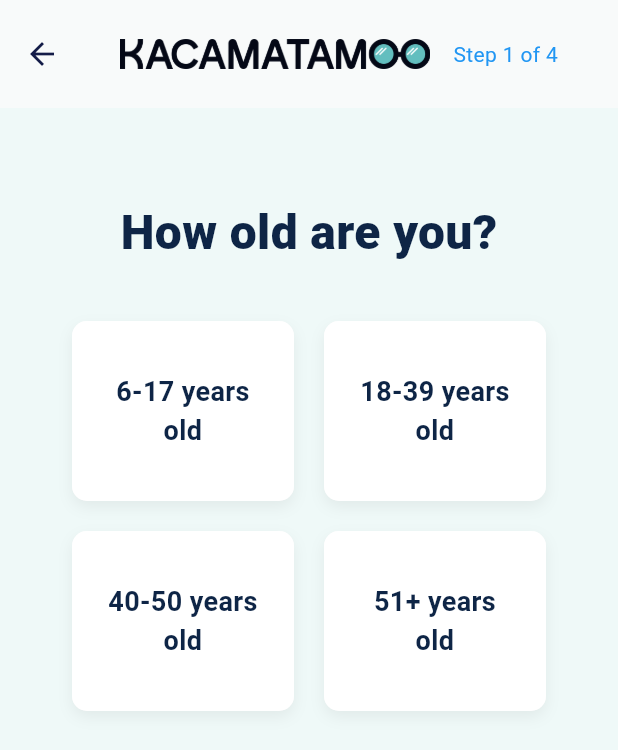
After one commit to mustseeum/kmm-frame-mobile, a Flutter app: the AgeQuestionScreen screen opened by its route, on a phone screen of 412 x 824 dp. The commit adds this screen. Shown: the top 750 px of the screen. Run offline on Flutter 3.47's test engine with Material 3 defaults, Android fonts, the phone set to English and light mode, and no system bars; our stand-ins replace connectivity_plus, device_info_plus, dio, get, get_storage, lottie and 1 more; accounts and stored records are empty.

Commit message:
add more screen

```diff
--- a/lib/app/routes/app_routes.dart
+++ b/lib/app/routes/app_routes.dart
@@ -1,5 +1,6 @@
 import 'package:get/get.dart';
 import 'package:kacamatamoo/app/routes/screen_routes.dart';
+import 'package:kacamatamoo/presentation/bindings/age_question_bindings.dart';
 import 'package:kacamatamoo/presentation/bindings/example_try_on_glasses_screen_binding.dart';
 import 'package:kacamatamoo/presentation/bindings/login_binding.dart';
 import 'package:kacamatamoo/presentation/bindings/home_screen_binding.dart';
@@ -11,6 +12,7 @@ import 'package:kacamatamoo/presentation/views/screens/glasses_try_on_example.da
 import 'package:kacamatamoo/presentation/views/screens/login_screen.dart';
 import 'package:kacamatamoo/presentation/views/screens/home_screen.dart';
 import 'package:kacamatamoo/presentation/views/screens/privacy_intro_screen.dart';
+import 'package:kacamatamoo/presentation/views/screens/age_question_screen.dart';
 import 'package:kacamatamoo/presentation/views/screens/sync_information_screen.dart';
 import 'package:kacamatamoo/presentation/views/screens/try_on_glasses_screen.dart';
 import 'package:kacamatamoo/presentation/views/screens/splash_screen.dart';
@@ -52,5 +54,10 @@ class AppRoutes {
       page: () => PrivacyIntroScreen(),
       bindings: [PrivacyIntroBinding()],
     ),
+    GetPage(
+      name: ScreenRoutes.ageQuestionScreen,
+      page: () =>  AgeQuestionScreen(),
+      bindings: [AgeQuestionBindings()],
+    ),
   ];
 }
--- a/lib/app/routes/screen_routes.dart
+++ b/lib/app/routes/screen_routes.dart
@@ -9,4 +9,5 @@ class ScreenRoutes {
   static const String exampleTryOnGlasses = '/exampleTryOnGlasses';
   static const String syncScreen = '/syncScreen';
   static const String privacyIntroScreen = '/privacyIntroScreen';
+  static const String ageQuestionScreen = '/ageQuestionScreen';
 }
--- /dev/null
+++ b/lib/presentation/bindings/age_question_bindings.dart
@@ -0,0 +1,9 @@
+import 'package:get/get.dart';
+import 'package:kacamatamoo/presentation/controllers/age_controller.dart';
+
+class AgeQuestionBindings extends Bindings{
+  @override
+  void dependencies(){
+    Get.lazyPut(() => AgeController());
+  }
+}
--- /dev/null
+++ b/lib/presentation/controllers/age_controller.dart
@@ -0,0 +1,27 @@
+import 'package:flutter/widgets.dart';
+import 'package:get/get.dart';
+
+class AgeController extends GetxController {
+  // Options to display (strings)
+  final options = <String>[
+    '6-17 years old',
+    '18-39 years old',
+    '40-50 years old',
+    '51+ years old',
+  ];
+
+  // Index of selected option (-1 means none)
+  final selectedIndex = (-1).obs;
+
+  void select(int idx) {
+    if (selectedIndex.value == idx) {
+      selectedIndex.value = -1; // toggle off when tapped again (optional)
+    } else {
+      selectedIndex.value = idx;
+      debugPrint('Selected age option: ${options[idx]}');
+    }
+  }
+
+  String? get selectedOption =>
+      (selectedIndex.value >= 0 ? options[selectedIndex.value] : null);
+}
--- a/lib/presentation/controllers/home_screen_controller.dart
+++ b/lib/presentation/controllers/home_screen_controller.dart
@@ -1,5 +1,6 @@
 import 'package:flutter/material.dart';
 import 'package:get/get.dart';
+import 'package:kacamatamoo/app/routes/screen_routes.dart';
 import 'package:kacamatamoo/core/utils/permission_helper.dart';
 
 enum Language { id, en }
@@ -62,10 +63,10 @@ class HomeScreenController extends GetxController {
   void onTapOption(String key) {
     // Replace with real navigation
     if (key == 'frame') {
-      Get.toNamed('privacyIntroScreen');
+      Get.toNamed(ScreenRoutes.ageQuestionScreen);
       Get.snackbar('Selected', key, snackPosition: SnackPosition.BOTTOM);
     } else if (key == 'lens') {
-      Get.toNamed('exampleTryOnGlasses');
+      Get.toNamed(ScreenRoutes.exampleTryOnGlasses);
       Get.snackbar('Selected', key, snackPosition: SnackPosition.BOTTOM);
     } else if (key == 'both') {
       Get.snackbar('Selected', key, snackPosition: SnackPosition.BOTTOM);
--- /dev/null
+++ b/lib/presentation/views/screens/age_question_screen.dart
@@ -0,0 +1,78 @@
+import 'package:flutter/material.dart';
+import 'package:get/get.dart';
+import 'package:kacamatamoo/core/constants/assets_constants.dart';
+import 'package:kacamatamoo/presentation/controllers/age_controller.dart';
+import 'package:kacamatamoo/presentation/views/widgets/question_card_widget.dart';
+import 'package:kacamatamoo/presentation/views/widgets/question_header_widget.dart';
+
+class AgeQuestionScreen extends GetView<AgeController> {
+  const AgeQuestionScreen({super.key});
+
+  @override
+  Widget build(BuildContext context) {
+    // background color similar to screenshot
+    const bg = Color(0xFFEFF9F8); // pale teal-ish
+
+    return Scaffold(
+      backgroundColor: bg,
+      // Top bar with logo on left and "Step 1 of 4" on right
+      appBar: QuestionHeader(
+        trailing: Padding(
+          padding: const EdgeInsets.only(right: 20),
+          child: Text('Step 1 of 4', style: TextStyle(color: Colors.blue)),
+        ),
+      ),
+      body: SingleChildScrollView(
+        child: Padding(
+          padding: const EdgeInsets.symmetric(horizontal: 48.0, vertical: 36),
+          child: Column(
+            children: [
+              const SizedBox(height: 24),
+              const Center(
+                child: Text(
+                  'How old are you?',
+                  style: TextStyle(
+                    fontSize: 32,
+                    fontWeight: FontWeight.w800,
+                    color: Color(0xFF0E2546),
+                  ),
+                ),
+              ),
+              const SizedBox(height: 36),
+              // Grid of cards (2 columns)
+              LayoutBuilder(
+                builder: (context, constraints) {
+                  // width available, we use two columns with spacing
+                  final double spacing = 20;
+                  final double totalSpacing = spacing;
+                  final double cardWidth =
+                      (constraints.maxWidth - totalSpacing) / 2;
+
+                  return Wrap(
+                    runSpacing: 20,
+                    spacing: 20,
+                    alignment: WrapAlignment.center,
+                    children: List.generate(controller.options.length, (index) {
+                      return SizedBox(
+                        width: cardWidth,
+                        child: Obx(() {
+                          final isSelected =
+                              controller.selectedIndex.value == index;
+                          return QuestionCardWidget(
+                            text: controller.options[index],
+                            selected: isSelected,
+                            onTap: () => controller.select(index),
+                          );
+                        }),
+                      );
+                    }),
+                  );
+                },
+              ),
+            ],
+          ),
+        ),
+      ),
+    );
+  }
+}
--- /dev/null
+++ b/lib/presentation/views/widgets/question_card_widget.dart
@@ -0,0 +1,64 @@
+import 'package:flutter/material.dart';
+import 'package:kacamatamoo/core/constants/colors.dart';
+
+class QuestionCardWidget extends StatelessWidget {
+  final String text;
+  final bool selected;
+  final VoidCallback? onTap;
+
+  const QuestionCardWidget({
+    super.key,
+    required this.text,
+    this.selected = false,
+    this.onTap,
+  });
+
+  @override
+  Widget build(BuildContext context) {
+    final borderColor = selected ? AppColors.secondary : Colors.transparent;
+    final shadow = selected
+        ? [
+            BoxShadow(
+              color: Colors.black.withValues(alpha: 0.12),
+              offset: const Offset(0, 6),
+              blurRadius: 12,
+            )
+          ]
+        : [
+            BoxShadow(
+              color: Colors.black.withValues(alpha: 0.06),
+              offset: const Offset(0, 4),
+              blurRadius: 8,
+            )
+          ];
+
+    return Material(
+      color: Colors.white,
+      borderRadius: BorderRadius.circular(10),
+      child: InkWell(
+        borderRadius: BorderRadius.circular(10),
+        onTap: onTap,
+        child: Container(
+          height: 120,
+          padding: const EdgeInsets.symmetric(horizontal: 18),
+          decoration: BoxDecoration(
+            color: Colors.white,
+            borderRadius: BorderRadius.circular(10),
+            boxShadow: shadow,
+            border: Border.all(color: borderColor, width: 2),
+          ),
+          alignment: Alignment.center,
+          child: Text(
+            text,
+            textAlign: TextAlign.center,
+            style: const TextStyle(
+              color: Color(0xFF0E2546),
+              fontSize: 18,
+              fontWeight: FontWeight.w600,
+            ),
+          ),
+        ),
+      ),
+    );
+  }
+}
--- /dev/null
+++ b/lib/presentation/views/widgets/question_header_widget.dart
@@ -0,0 +1,75 @@
+import 'package:flutter/material.dart';
+import 'package:kacamatamoo/core/constants/assets_constants.dart';
+
+/// Reusable header widget to be used as `appBar`.
+/// Example:
+///   appBar: QuestionHeader(stepText: 'Step 1 of 4')
+class QuestionHeader extends StatelessWidget implements PreferredSizeWidget {
+  final String? logoPath;
+  final String? stepText;
+  final Color backgroundColor;
+  final double elevation;
+  final double height;
+  final bool showBack;
+  final VoidCallback? onBack;
+  final Widget? trailing; // if you want a custom trailing widget instead of stepText
+  final double titleSpacing;
+
+  const QuestionHeader({
+    super.key,
+    this.logoPath, // Replace with actual path or use a const from AssetsConstants
+    this.stepText,
+    this.backgroundColor = Colors.white,
+    this.elevation = 0.6,
+    this.height = 72.0,
+    this.showBack = false,
+    this.onBack,
+    this.trailing,
+    this.titleSpacing = 24.0,
+  });
+
+  @override
+  Size get preferredSize => Size.fromHeight(height);
+
+  @override
+  Widget build(BuildContext context) {
+    return AppBar(
+      backgroundColor: backgroundColor,
+      elevation: elevation,
+      titleSpacing: titleSpacing,
+      toolbarHeight: height,
+      leading: showBack
+          ? IconButton(
+              onPressed: onBack ?? () => Navigator.maybePop(context),
+              icon: const Icon(Icons.arrow_back, color: Color(0xFF0E2546)),
+            )
+          : null,
+      title: Row(
+        children: [
+          // Use Image.asset for your logo (ensure asset exists and is registered in pubspec.yaml)
+          Image.asset(
+            logoPath??AssetsConstants.imageLogo,
+            height: 20,
+            fit: BoxFit.contain,
+            // Provide semantic label if needed
+          ),
+        ],
+      ),
+      actions: [
+        Padding(
+          padding: const EdgeInsets.only(right: 20.0),
+          child: Center(
+            child: trailing ??
+                Text(
+                  stepText ?? '',
+                  style: const TextStyle(
+                    color: Color(0xFF0E2546),
+                    fontSize: 13,
+                  ),
+                ),
+          ),
+        )
+      ],
+    );
+  }
+}
```
